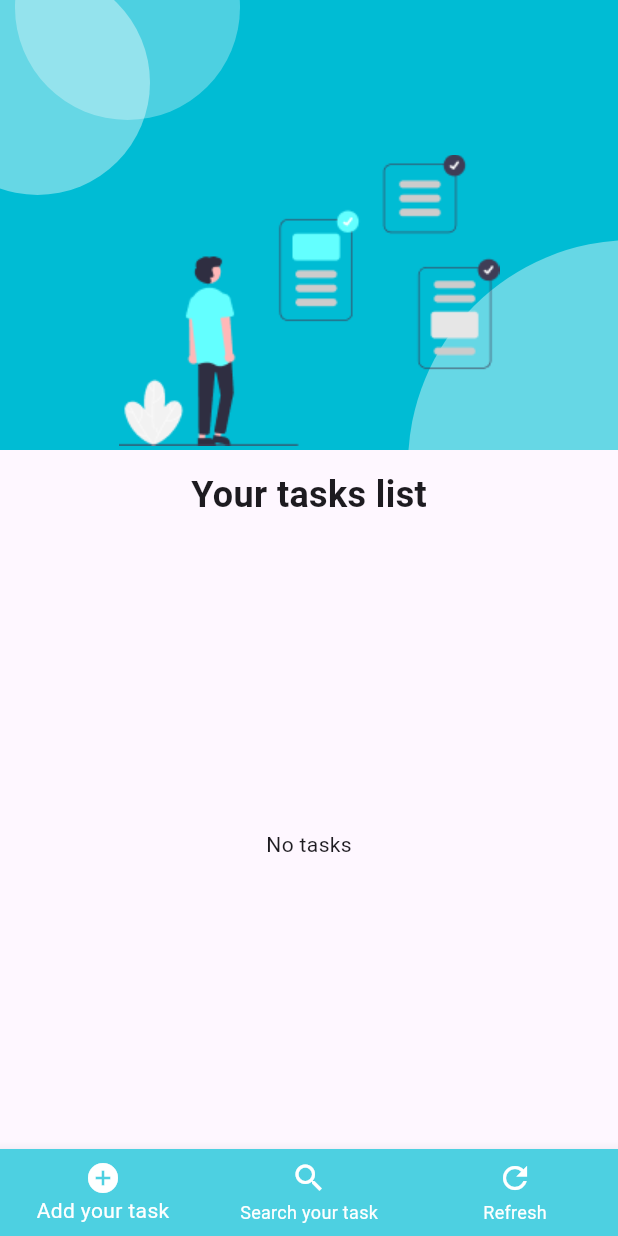
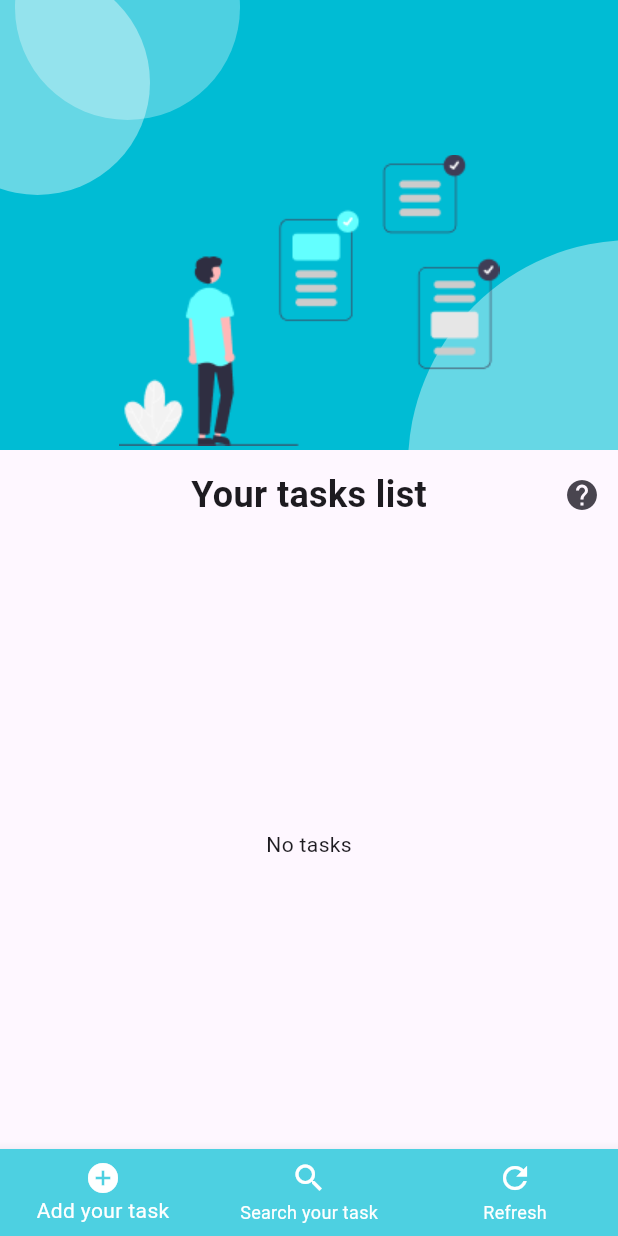
Before and after one commit to TrongHieu2309/todo_app_01, a Flutter app: the screen it shows after launch, on a phone screen of 412 x 824 dp. Run offline on Flutter 3.47's test engine with Material 3 defaults, Android fonts, the phone set to English and light mode, and no system bars; our stand-ins replace flutter_slidable, image_picker, sqflite; accounts and stored records are empty.

Commit message:
done todo_app

```diff
--- a/lib/views/todo_screen.dart
+++ b/lib/views/todo_screen.dart
@@ -25,7 +25,7 @@ class _TodoScreen extends State<TodoScreen> {
   @override
   void initState() {
     super.initState();
-    WidgetsBinding.instance.addPostFrameCallback((_){
+    WidgetsBinding.instance.addPostFrameCallback((_) {
       context.read<TaskController>().loadTasks();
     });
   }
@@ -167,7 +167,9 @@ class _TodoScreen extends State<TodoScreen> {
           ElevatedButton(
             onPressed: () async {
               if (searchController.text.isNotEmpty) {
-                await context.read<TaskController>().searchTasks(searchController.text);
+                await context.read<TaskController>().searchTasks(
+                  searchController.text,
+                );
                 Navigator.pop(context);
               }
             },
@@ -249,11 +251,31 @@ class _TodoScreen extends State<TodoScreen> {
             ),
             SizedBox(
               height: 60,
-              child: const Center(
-                child: Text(
-                  'Your tasks list',
-                  style: TextStyle(fontSize: 24, fontWeight: FontWeight.bold),
-                ),
+              child: Stack(
+                alignment: Alignment.center,
+                children: [
+                  const Center(
+                    child: Text(
+                      'Your tasks list',
+                      style: TextStyle(fontSize: 24, fontWeight: FontWeight.bold),
+                    ),
+                  ),
+                  Positioned(
+                    right: 0,
+                    child: IconButton(
+                      onPressed: () => showDialog(
+                        context: context,
+                        builder: (context) => AlertDialog(
+                          title: const Text("Help"),
+                          content: const Text(
+                            "Swipe a task left to edit or delete",
+                          ),
+                        ),
+                      ),
+                      icon: Icon(Icons.help),
+                    ),
+                  ),
+                ],
               ),
             ),
             Expanded(
```
